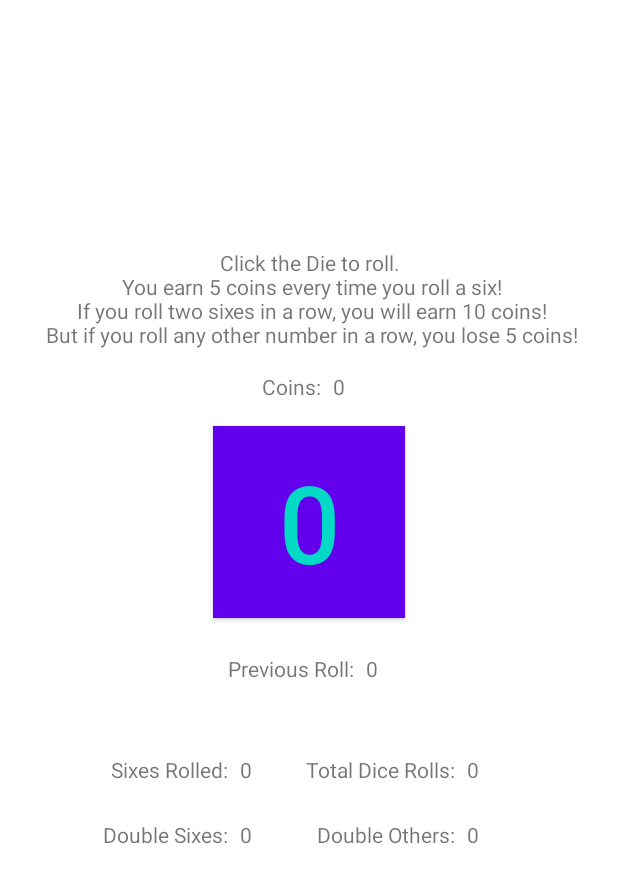
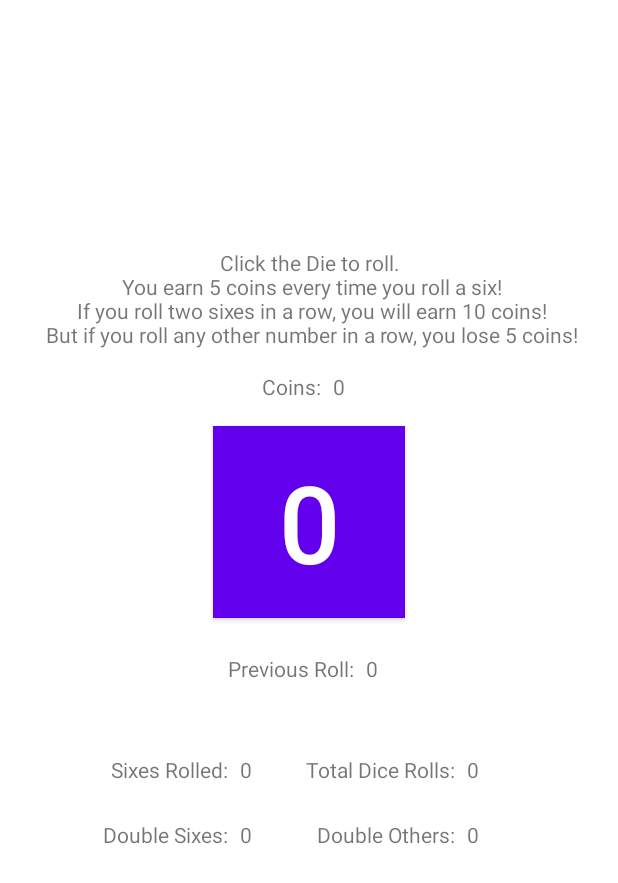
Before and after one commit to rohira-dhruv/DiceGames, an Android app: the screen it shows after launch (WalletActivity), on a phone screen of 412 x 824 dp. Shown: the top 883 px of the screen. Run offline under Robolectric (Android 15) with nearby library versions, the phone set to English and light mode, and no system bars.

```diff
--- a/app/build.gradle
+++ b/app/build.gradle
@@ -37,6 +37,7 @@ dependencies {
   testImplementation 'junit:junit:4.13.2'
   testImplementation "org.hamcrest:hamcrest-all:1.3"
   testImplementation "org.mockito:mockito-core:4.8.0"
+  androidTestImplementation 'androidx.test.uiautomator:uiautomator:2.2.0'
   androidTestImplementation 'androidx.test.ext:junit:1.1.3'
   androidTestImplementation 'androidx.test.espresso:espresso-core:3.4.0'
 }
--- a/app/src/main/res/layout-land/activity_wallet.xml
+++ b/app/src/main/res/layout-land/activity_wallet.xml
@@ -38,6 +38,7 @@
         android:padding="8dp"
         android:layout_marginTop="16dp"
         android:text="@string/zero"
+        android:contentDescription="@string/sixes_rolled_value"
         app:layout_constraintStart_toEndOf="@+id/txt_sixes_rolled_label"
         app:layout_constraintTop_toBottomOf="@+id/txt_info" />
 
@@ -59,6 +60,7 @@
         android:padding="8dp"
         android:layout_marginEnd="40dp"
         android:text="@string/zero"
+        android:contentDescription="@string/total_rolls_value"
         app:layout_constraintBaseline_toBaselineOf="@+id/txt_total_rolls_label"
         app:layout_constraintStart_toEndOf="@+id/txt_total_rolls_label"
         app:layout_constraintEnd_toEndOf="@id/txt_info"/>
@@ -79,6 +81,7 @@
         android:layout_height="wrap_content"
         android:padding="8dp"
         android:text="@string/zero"
+        android:contentDescription="@string/double_sixes_value"
         android:layout_marginTop="16dp"
         app:layout_constraintStart_toEndOf="@id/txt_double_sixes_label"
         app:layout_constraintTop_toBottomOf="@+id/txt_single_sixes" />
@@ -101,6 +104,7 @@
         android:layout_height="wrap_content"
         android:padding="16dp"
         android:text="@string/zero"
+        android:contentDescription="@string/double_others_value"
         app:layout_constraintBaseline_toBaselineOf="@+id/txt_double_others_label"
         app:layout_constraintEnd_toEndOf="@id/txt_total_rolls"
         app:layout_constraintStart_toEndOf="@id/txt_double_others_label" />
@@ -122,6 +126,7 @@
         android:layout_marginEnd="120dp"
         android:padding="8dp"
         android:text="@string/zero"
+        android:contentDescription="@string/coins_value"
         app:layout_constraintBaseline_toBaselineOf="@+id/txt_balance_label"
         app:layout_constraintEnd_toEndOf="parent" />
 
@@ -132,9 +137,10 @@
         android:layout_height="128dp"
         android:background="@color/purple_200"
         android:text="@string/zero"
+        android:contentDescription="@string/current_value"
         android:textAlignment="center"
-        android:textColor="@color/teal_200"
-        android:textSize="72sp"
+        android:textColor="@color/white"
+        android:textSize="72dp"
         app:layout_constraintBottom_toBottomOf="parent"
         app:layout_constraintEnd_toEndOf="@+id/txt_coins"
         app:layout_constraintStart_toStartOf="@+id/txt_balance_label"
@@ -157,6 +163,7 @@
         android:layout_height="wrap_content"
         android:padding="8dp"
         android:text="@string/zero"
+        android:contentDescription="@string/prev_roll_value"
         app:layout_constraintBaseline_toBaselineOf="@+id/txt_prev_roll_label"
         app:layout_constraintEnd_toEndOf="@+id/btn_die"
         app:layout_constraintStart_toEndOf="@id/txt_prev_roll_label"/>
--- a/app/src/main/res/layout/activity_wallet.xml
+++ b/app/src/main/res/layout/activity_wallet.xml
@@ -38,6 +38,7 @@
       android:layout_marginEnd="200dp"
       android:padding="8dp"
       android:text="@string/zero"
+      android:contentDescription="@string/coins_value"
       app:layout_constraintStart_toEndOf="@id/txt_balance_label"
       app:layout_constraintBaseline_toBaselineOf="@+id/txt_balance_label"
       app:layout_constraintEnd_toEndOf="parent" />
@@ -50,9 +51,10 @@
       android:layout_marginBottom="51dp"
       android:background="@color/purple_200"
       android:text="@string/zero"
+      android:contentDescription="@string/current_value"
       android:textAlignment="center"
-      android:textColor="@color/teal_200"
-      android:textSize="72sp"
+      android:textColor="@color/white"
+      android:textSize="72dp"
       app:layout_constraintBottom_toBottomOf="@+id/txt_prev_roll"
       app:layout_constraintEnd_toEndOf="@+id/txt_coins"
       app:layout_constraintStart_toStartOf="@+id/txt_balance_label"
@@ -77,6 +79,7 @@
       android:layout_height="wrap_content"
       android:padding="8dp"
       android:text="@string/zero"
+      android:contentDescription="@string/prev_roll_value"
       app:layout_constraintBaseline_toBaselineOf="@+id/txt_prev_roll_label"
       app:layout_constraintStart_toEndOf="@id/txt_prev_roll_label"
       app:layout_constraintEnd_toEndOf="parent" />
@@ -95,6 +98,7 @@
       android:layout_height="wrap_content"
       android:padding="8dp"
       android:text="@string/zero"
+      android:contentDescription="@string/sixes_rolled_value"
       app:layout_constraintBaseline_toBaselineOf="@id/txt_sixes_rolled_label"
       app:layout_constraintBottom_toBottomOf="parent"
       app:layout_constraintStart_toEndOf="@+id/txt_sixes_rolled_label"
@@ -116,6 +120,7 @@
       android:layout_height ="wrap_content"
       android:padding="8dp"
       android:text="@string/zero"
+      android:contentDescription="@string/total_rolls_value"
       app:layout_constraintBaseline_toBaselineOf="@+id/txt_total_rolls_label"
       app:layout_constraintStart_toEndOf="@+id/txt_total_rolls_label" />
 
@@ -134,6 +139,7 @@
       android:layout_height="wrap_content"
       android:padding="8dp"
       android:text="@string/zero"
+      android:contentDescription="@string/double_sixes_value"
       app:layout_constraintBaseline_toBaselineOf="@id/txt_double_others_label"
       app:layout_constraintStart_toEndOf="@+id/txt_double_sixes_label"
       app:layout_constraintTop_toBottomOf="@+id/txt_single_sixes" />
@@ -153,6 +159,7 @@
       android:layout_height="wrap_content"
       android:padding="8dp"
       android:text="@string/zero"
+      android:contentDescription="@string/double_others_value"
       app:layout_constraintBaseline_toBaselineOf="@+id/txt_double_others_label"
       app:layout_constraintStart_toStartOf="@+id/txt_total_rolls" />
 
--- a/app/src/main/res/values/strings.xml
+++ b/app/src/main/res/values/strings.xml
@@ -8,4 +8,11 @@
   <string name="total_rolls_label">Total Dice Rolls:</string>
   <string name="double_sixes_label">Double Sixes:</string>
   <string name="double_others_label">Double Others:</string>
+  <string name="coins_value">Coin Balance</string>
+  <string name="prev_roll_value">Previous Rolled Number</string>
+  <string name="sixes_rolled_value">Number of Single Sixes Rolled</string>
+  <string name="total_rolls_value">Total number of Dice Rolls</string>
+  <string name="double_sixes_value">Number of Double Sixes</string>
+  <string name="double_others_value">Number of Double Others:</string>
+  <string name="current_value">Current Rolled Number</string>
 </resources>
```
Also changed, not shown: 1 other file.
